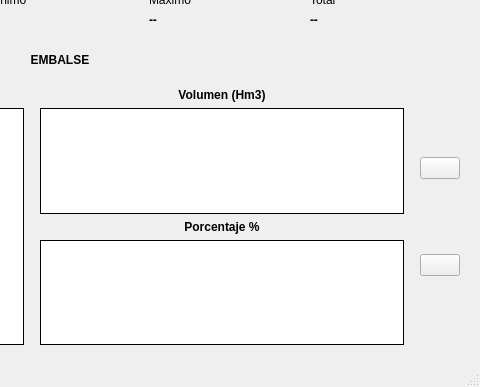
This is src/ver_embalses.ui in federicomartinlara1976/VerEmbalses as Qt 5 draws it before an edit; both pictures show x 360 to 840 and y 213 to 600 of the 840 by 600 pixel window. The edited form follows.
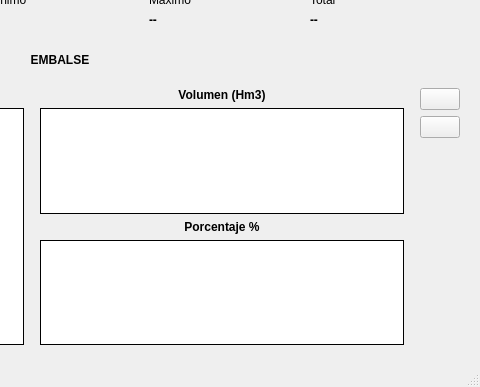
This is the edited form.

Patch:
```diff
--- a/src/ver_embalses.ui
+++ b/src/ver_embalses.ui
@@ -889,6 +889,19 @@
           </property>
          </widget>
         </item>
+        <item>
+         <spacer name="verticalSpacer">
+          <property name="orientation">
+           <enum>Qt::Vertical</enum>
+          </property>
+          <property name="sizeHint" stdset="0">
+           <size>
+            <width>20</width>
+            <height>40</height>
+           </size>
+          </property>
+         </spacer>
+        </item>
        </layout>
       </item>
      </layout>
```
